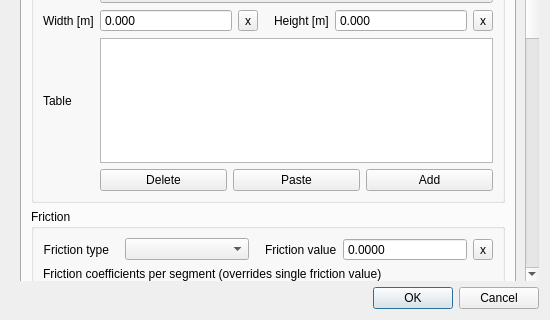
nens/threedi-schematisation-editor, file threedi_schematisation_editor/forms/ui/channel.ui: the form before one commit; both pictures show x 0 to 550 and y 230 to 550 of the 550 by 550 pixel window.
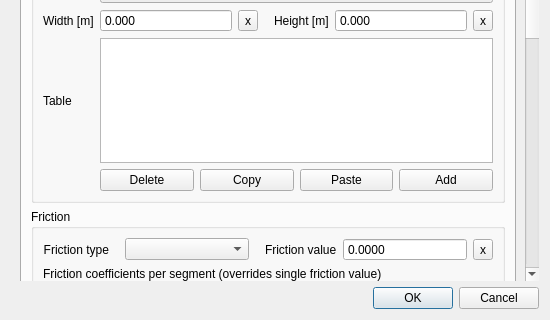
The form after the commit. The open tabs and pages were chosen to show the change.

Commit message: Added "Copy" functionality for the cross-section, friction and vegetation tables.

```diff
--- a/threedi_schematisation_editor/forms/ui/channel.ui
+++ b/threedi_schematisation_editor/forms/ui/channel.ui
@@ -28,7 +28,7 @@
         <x>0</x>
         <y>0</y>
         <width>515</width>
-        <height>925</height>
+        <height>929</height>
        </rect>
       </property>
       <layout class="QGridLayout" name="gridLayout_4">
@@ -1480,6 +1480,13 @@
                   </property>
                  </widget>
                 </item>
+                <item>
+                 <widget class="QPushButton" name="cross_section_location_cross_section_table_copy">
+                  <property name="text">
+                   <string>Copy</string>
+                  </property>
+                 </widget>
+                </item>
                 <item>
                  <widget class="QPushButton" name="cross_section_location_cross_section_table_paste">
                   <property name="toolTip">
```
Left out of the diff: 380 changed lines with no effect on the pictures. The commit also changes 7 other files.
